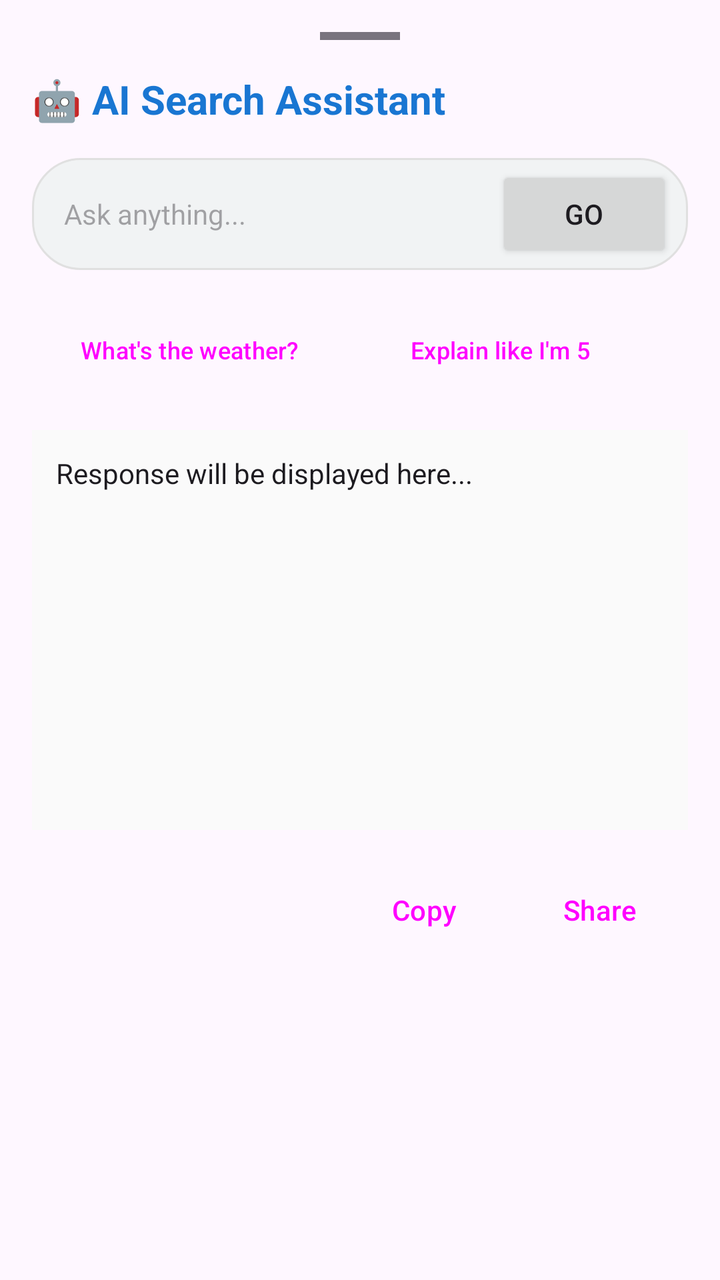
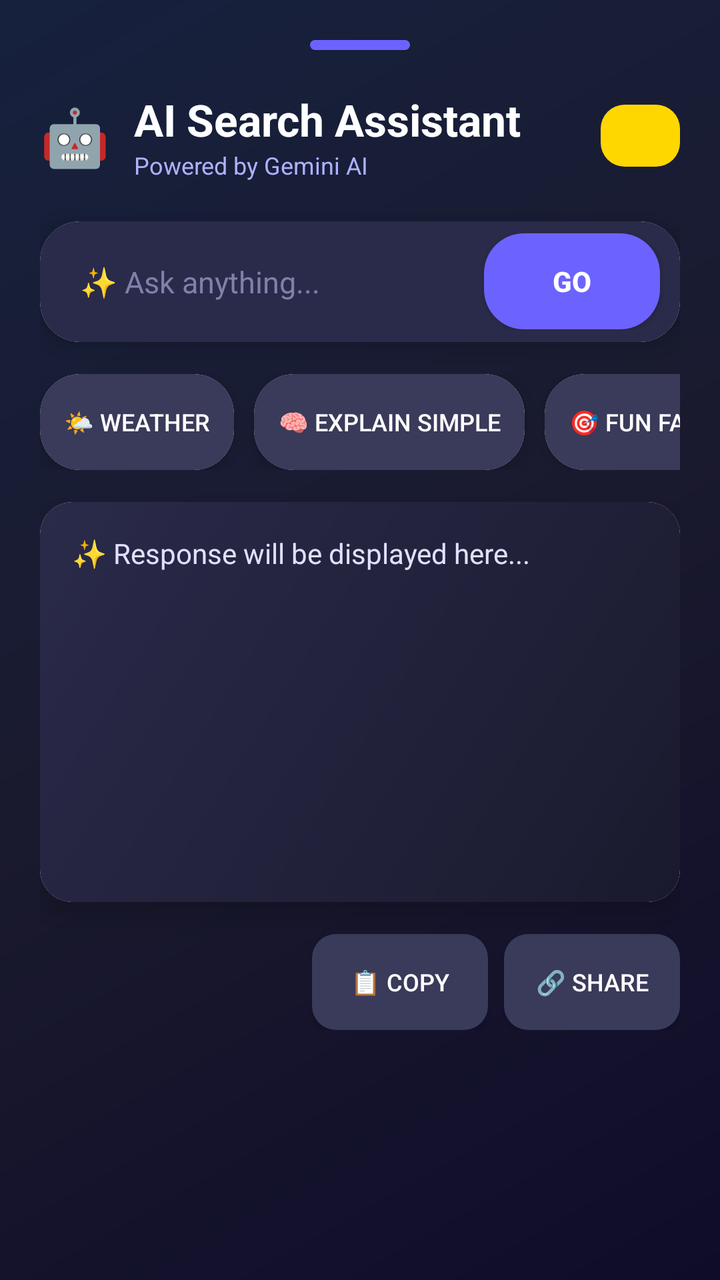

Before-and-after screenshots of an Android layout around one commit, followed by the original layout XML and the change that was made.
<!-- AndroidManifest.xml: application theme Theme.AIBrowser -->
<!-- res/layout/layout_ai_search.xml -->
<?xml version="1.0" encoding="utf-8"?>
<LinearLayout
    xmlns:android="http://schemas.android.com/apk/res/android"
    xmlns:app="http://schemas.android.com/apk/res-auto"
    android:layout_width="match_parent"
    android:layout_height="wrap_content"
    android:orientation="vertical"
    android:padding="16dp"
    android:background="?attr/colorSurface"
    app:behavior_peekHeight="400dp">

    
    <View
        android:layout_width="40dp"
        android:layout_height="4dp"
        android:layout_gravity="center_horizontal"
        android:background="?attr/colorOutline"
        android:layout_marginBottom="16dp" />

    <TextView
        android:layout_width="wrap_content"
        android:layout_height="wrap_content"
        android:text="🤖 AI Search Assistant"
        android:textSize="20sp"
        android:textStyle="bold"
        android:textColor="?attr/colorPrimary"
        android:layout_marginBottom="16dp" />

    
    <LinearLayout
        android:layout_width="match_parent"
        android:layout_height="wrap_content"
        android:orientation="horizontal"
        android:gravity="center_vertical"
        android:background="@drawable/bg_search_bar"
        android:padding="4dp"
        android:layout_marginBottom="16dp">

        <EditText
            android:id="@+id/aiSearchEditText"
            android:layout_width="0dp"
            android:layout_height="wrap_content"
            android:layout_weight="1"
            android:hint="Ask anything..."
            android:background="@android:color/transparent"
            android:padding="12dp"
            android:textSize="14sp"
            android:maxLines="3"
            android:inputType="textMultiLine" />

        <Button
            android:id="@+id/btnSubmitAiSearch"
            android:layout_width="wrap_content"
            android:layout_height="wrap_content"
            android:text="@string/btn_go"
            android:layout_marginEnd="4dp" />
    </LinearLayout>

    
    <HorizontalScrollView
        android:layout_width="match_parent"
        android:layout_height="wrap_content"
        android:scrollbars="none"
        android:layout_marginBottom="16dp">
        <LinearLayout
            android:layout_width="wrap_content"
            android:layout_height="wrap_content"
            android:orientation="horizontal">

            <Button
                android:id="@+id/chipWeather"
                style="@style/Widget.Material3.Button.ElevatedButton"
                android:layout_width="wrap_content"
                android:layout_height="wrap_content"
                android:text="What's the weather?"
                android:layout_marginEnd="8dp"
                android:textSize="12sp" />

            <Button
                android:id="@+id/chipExplain"
                style="@style/Widget.Material3.Button.ElevatedButton"
                android:layout_width="wrap_content"
                android:layout_height="wrap_content"
                android:text="Explain like I'm 5"
                android:layout_marginEnd="8dp"
                android:textSize="12sp" />

            <Button
                android:id="@+id/chipFact"
                style="@style/Widget.Material3.Button.ElevatedButton"
                android:layout_width="wrap_content"
                android:layout_height="wrap_content"
                android:text="Fun Fact of the day"
                android:layout_marginEnd="8dp"
                android:textSize="12sp" />
        </LinearLayout>
    </HorizontalScrollView>

    
    <androidx.core.widget.NestedScrollView
        android:layout_width="match_parent"
        android:layout_height="200dp"
        android:layout_marginBottom="16dp"
        android:background="#FAFAFA"
        android:padding="12dp">
        <LinearLayout
            android:layout_width="match_parent"
            android:layout_height="wrap_content"
            android:orientation="vertical">

            <ProgressBar
                android:id="@+id/loadingProgress"
                android:layout_width="wrap_content"
                android:layout_height="wrap_content"
                android:layout_gravity="center"
                android:visibility="gone" />

            <TextView
                android:id="@+id/aiResponseTextView"
                android:layout_width="match_parent"
                android:layout_height="wrap_content"
                android:text="Response will be displayed here..."
                android:textColor="?attr/colorOnSurface"
                android:textSize="14sp" />
        </LinearLayout>
    </androidx.core.widget.NestedScrollView>

    
    <LinearLayout
        android:layout_width="match_parent"
        android:layout_height="wrap_content"
        android:orientation="horizontal"
        android:gravity="end">

        <Button
            android:id="@+id/btnCopyResponse"
            style="@style/Widget.Material3.Button.TextButton"
            android:layout_width="wrap_content"
            android:layout_height="wrap_content"
            android:text="Copy"
            android:icon="@drawable/ic_share" />

        <Button
            android:id="@+id/btnShareResponse"
            style="@style/Widget.Material3.Button.TextButton"
            android:layout_width="wrap_content"
            android:layout_height="wrap_content"
            android:text="Share"
            android:icon="@drawable/ic_share" />
    </LinearLayout>

</LinearLayout>
<!-- resources referenced by this layout -->
<resources>
  <!-- drawable bg_search_bar (drawable) -->
  <?xml version="1.0" encoding="utf-8"?>
  <shape xmlns:android="http://schemas.android.com/apk/res/android"
      android:shape="rectangle">
      <solid android:color="#F1F3F4" />
      <corners android:radius="24dp" />
      <stroke android:width="1dp" android:color="#E0E0E0" />
  </shape>
  <!-- drawable ic_share (drawable) -->
  <vector xmlns:android="http://schemas.android.com/apk/res/android"
      android:width="24dp"
      android:height="24dp"
      android:viewportWidth="24"
      android:viewportHeight="24">
    <path
        android:fillColor="?attr/colorControlNormal"
        android:pathData="M18,16.08c-.76,0-1.44,.3-1.96,.77L8.91,12.7c.05-.23,.09-.46,.09-.7s-.04-.47-.09-.7l7.05-4.11c.54,.5,1.25,.81,2.04,.81,1.66,0,3-1.34,3-3s-1.34-3-3-3-3,1.34-3,3c0,.24,.04,.47,.09,.7L8.04,9.81C7.5,9.31,6.79,9,6,9c-1.66,0-3,1.34-3,3s1.34,3,3,3c.79,0,1.5-.31,2.04-.81l7.12,4.16c-.05,.21-.08,.43-.08,.65,0,1.61,1.31,2.92,2.92,2.92s2.92-1.31,2.92-2.92-1.31-2.92-2.92-2.92z"/>
  </vector>
  <string name="btn_go">Go</string>
  <style name="Theme.AIBrowser" parent="Theme.Material3.DayNight.NoActionBar">
          <item name="colorPrimary">@color/primary</item>
          <item name="colorOnPrimary">@color/on_primary</item>
          <item name="colorSecondary">@color/secondary</item>
          <item name="colorOnSecondary">@color/on_secondary</item>
          <item name="android:statusBarColor">@color/primary</item>
      </style>
  <color name="primary">#1976D2</color>
  <color name="on_primary">#FFFFFF</color>
  <color name="secondary">#388E3C</color>
  <color name="on_secondary">#FFFFFF</color>
</resources>

<!-- the commit's change to res/layout/layout_ai_search.xml (unified diff, before → after) -->
@@ -5,26 +5,17 @@
     android:layout_width="match_parent"
     android:layout_height="wrap_content"
     android:orientation="vertical"
-    android:padding="16dp"
-    android:background="?attr/colorSurface"
-    app:behavior_peekHeight="400dp">
+    android:padding="20dp"
+    android:background="@drawable/bg_premium_gradient"
+    app:behavior_peekHeight="500dp">
 
     
     <View
-        android:layout_width="40dp"
-        android:layout_height="4dp"
+        android:layout_width="50dp"
+        android:layout_height="5dp"
         android:layout_gravity="center_horizontal"
-        android:background="?attr/colorOutline"
-        android:layout_marginBottom="16dp" />
-
-    <TextView
-        android:layout_width="wrap_content"
-        android:layout_height="wrap_content"
-        android:text="🤖 AI Search Assistant"
-        android:textSize="20sp"
-        android:textStyle="bold"
-        android:textColor="?attr/colorPrimary"
-        android:layout_marginBottom="16dp" />
+        android:background="@drawable/bg_handle_indicator"
+        android:layout_marginBottom="20dp" />
 
     
     <LinearLayout
@@ -32,29 +23,83 @@
         android:layout_height="wrap_content"
         android:orientation="horizontal"
         android:gravity="center_vertical"
-        android:background="@drawable/bg_search_bar"
-        android:padding="4dp"
-        android:layout_marginBottom="16dp">
-
-        <EditText
-            android:id="@+id/aiSearchEditText"
+        android:layout_marginBottom="20dp">
+        <TextView
+            android:layout_width="wrap_content"
+            android:layout_height="wrap_content"
+            android:text="🤖"
+            android:textSize="28sp"
+            android:layout_marginEnd="12dp" />
+        <LinearLayout
             android:layout_width="0dp"
             android:layout_height="wrap_content"
             android:layout_weight="1"
-            android:hint="Ask anything..."
-            android:background="@android:color/transparent"
-            android:padding="12dp"
+            android:orientation="vertical">
+            <TextView
+                android:layout_width="wrap_content"
+                android:layout_height="wrap_content"
+                android:text="AI Search Assistant"
+                android:textSize="22sp"
+                android:textStyle="bold"
+                android:textColor="#FFFFFF" />
+            <TextView
+                android:layout_width="wrap_content"
+                android:layout_height="wrap_content"
+                android:text="Powered by Gemini AI"
+                android:textSize="12sp"
+                android:textColor="#B0B0FF" />
+        </LinearLayout>
+        <TextView
+            android:layout_width="wrap_content"
+            android:layout_height="wrap_content"
+            android:text="PRO"
+            android:textColor="#FFD700"
+            android:textStyle="bold"
             android:textSize="14sp"
-            android:maxLines="3"
-            android:inputType="textMultiLine" />
-
-        <Button
-            android:id="@+id/btnSubmitAiSearch"
-            android:layout_width="wrap_content"
-            android:layout_height="wrap_content"
-            android:text="@string/btn_go"
-            android:layout_marginEnd="4dp" />
+            android:background="@drawable/bg_pro_badge"
+            android:padding="6dp"
+            android:paddingStart="12dp"
+            android:paddingEnd="12dp" />
     </LinearLayout>
+
+    
+    <androidx.cardview.widget.CardView
+        android:layout_width="match_parent"
+        android:layout_height="wrap_content"
+        android:layout_marginBottom="16dp"
+        app:cardCornerRadius="20dp"
+        app:cardElevation="8dp">
+        <LinearLayout
+            android:layout_width="match_parent"
+            android:layout_height="wrap_content"
+            android:orientation="horizontal"
+            android:gravity="center_vertical"
+            android:background="@drawable/bg_search_bar_premium"
+            android:padding="6dp">
+            <EditText
+                android:id="@+id/aiSearchEditText"
+                android:layout_width="0dp"
+                android:layout_height="wrap_content"
+                android:layout_weight="1"
+                android:hint="✨ Ask anything..."
+                android:background="@android:color/transparent"
+                android:padding="14dp"
+                android:textSize="15sp"
+                android:textColor="#FFFFFF"
+                android:textColorHint="#8080AA"
+                android:maxLines="3"
+                android:inputType="textMultiLine" />
+            <Button
+                android:id="@+id/btnSubmitAiSearch"
+                android:layout_width="wrap_content"
+                android:layout_height="wrap_content"
+                android:text="Go"
+                android:background="@drawable/bg_go_button"
+                android:textColor="#FFFFFF"
+                android:textStyle="bold"
+                android:layout_marginEnd="4dp" />
+        </LinearLayout>
+    </androidx.cardview.widget.CardView>
 
     
     <HorizontalScrollView
@@ -66,64 +111,90 @@
             android:layout_width="wrap_content"
             android:layout_height="wrap_content"
             android:orientation="horizontal">
-
-            <Button
-                android:id="@+id/chipWeather"
-                style="@style/Widget.Material3.Button.ElevatedButton"
-                android:layout_width="wrap_content"
-                android:layout_height="wrap_content"
-                android:text="What's the weather?"
-                android:layout_marginEnd="8dp"
-                android:textSize="12sp" />
-
-            <Button
-                android:id="@+id/chipExplain"
-                style="@style/Widget.Material3.Button.ElevatedButton"
-                android:layout_width="wrap_content"
-                android:layout_height="wrap_content"
-                android:text="Explain like I'm 5"
-                android:layout_marginEnd="8dp"
-                android:textSize="12sp" />
-
-            <Button
-                android:id="@+id/chipFact"
-                style="@style/Widget.Material3.Button.ElevatedButton"
-                android:layout_width="wrap_content"
-                android:layout_height="wrap_content"
-                android:text="Fun Fact of the day"
-                android:layout_marginEnd="8dp"
-                android:textSize="12sp" />
+            <androidx.cardview.widget.CardView
+                android:layout_width="wrap_content"
+                android:layout_height="wrap_content"
+                android:layout_marginEnd="10dp"
+                app:cardCornerRadius="20dp"
+                app:cardElevation="6dp">
+                <Button
+                    android:id="@+id/chipWeather"
+                    android:layout_width="wrap_content"
+                    android:layout_height="wrap_content"
+                    android:text="🌤️ Weather"
+                    android:background="@drawable/bg_chip_premium"
+                    android:textColor="#FFFFFF"
+                    android:textSize="12sp"
+                    android:padding="12dp" />
+            </androidx.cardview.widget.CardView>
+            <androidx.cardview.widget.CardView
+                android:layout_width="wrap_content"
+                android:layout_height="wrap_content"
+                android:layout_marginEnd="10dp"
+                app:cardCornerRadius="20dp"
+                app:cardElevation="6dp">
+                <Button
+                    android:id="@+id/chipExplain"
+                    android:layout_width="wrap_content"
+                    android:layout_height="wrap_content"
+                    android:text="🧠 Explain Simple"
+                    android:background="@drawable/bg_chip_premium"
+                    android:textColor="#FFFFFF"
+                    android:textSize="12sp"
+                    android:padding="12dp" />
+            </androidx.cardview.widget.CardView>
+            <androidx.cardview.widget.CardView
+                android:layout_width="wrap_content"
+                android:layout_height="wrap_content"
+                app:cardCornerRadius="20dp"
+                app:cardElevation="6dp">
+                <Button
+                    android:id="@+id/chipFact"
+                    android:layout_width="wrap_content"
+                    android:layout_height="wrap_content"
+                    android:text="🎯 Fun Fact"
+                    android:background="@drawable/bg_chip_premium"
+                    android:textColor="#FFFFFF"
+                    android:textSize="12sp"
+                    android:padding="12dp" />
+            </androidx.cardview.widget.CardView>
         </LinearLayout>
     </HorizontalScrollView>
 
     
-    <androidx.core.widget.NestedScrollView
+    <androidx.cardview.widget.CardView
         android:layout_width="match_parent"
         android:layout_height="200dp"
         android:layout_marginBottom="16dp"
-        android:background="#FAFAFA"
-        android:padding="12dp">
-        <LinearLayout
+        app:cardCornerRadius="16dp"
+        app:cardElevation="8dp">
+        <androidx.core.widget.NestedScrollView
             android:layout_width="match_parent"
-            android:layout_height="wrap_content"
-            android:orientation="vertical">
-
-            <ProgressBar
-                android:id="@+id/loadingProgress"
-                android:layout_width="wrap_content"
-                android:layout_height="wrap_content"
-                android:layout_gravity="center"
-                android:visibility="gone" />
-
-            <TextView
-                android:id="@+id/aiResponseTextView"
+            android:layout_height="match_parent"
+            android:background="@drawable/bg_response_area"
+            android:padding="16dp">
+            <LinearLayout
                 android:layout_width="match_parent"
                 android:layout_height="wrap_content"
-                android:text="Response will be displayed here..."
-                android:textColor="?attr/colorOnSurface"
-                android:textSize="14sp" />
-        </LinearLayout>
-    </androidx.core.widget.NestedScrollView>
+                android:orientation="vertical">
+                <ProgressBar
+                    android:id="@+id/loadingProgress"
+                    android:layout_width="wrap_content"
+                    android:layout_height="wrap_content"
+                    android:layout_gravity="center"
+                    android:visibility="gone"
+                    android:indeterminateTint="#6C63FF" />
+                <TextView
+                    android:id="@+id/aiResponseTextView"
+                    android:layout_width="match_parent"
+                    android:layout_height="wrap_content"
+                    android:text="✨ Response will be displayed here..."
+                    android:textColor="#E0E0FF"
+                    android:textSize="14sp"
+                    android:lineSpacingExtra="4dp" />
+            </LinearLayout>
+        </androidx.core.widget.NestedScrollView>
+    </androidx.cardview.widget.CardView>
 
     
     <LinearLayout
@@ -131,22 +202,23 @@
         android:layout_height="wrap_content"
         android:orientation="horizontal"
         android:gravity="end">
-
         <Button
             android:id="@+id/btnCopyResponse"
-            style="@style/Widget.Material3.Button.TextButton"
-            android:layout_width="wrap_content"
-            android:layout_height="wrap_content"
-            android:text="Copy"
-            android:icon="@drawable/ic_share" />
-
+            android:layout_width="wrap_content"
+            android:layout_height="wrap_content"
+            android:text="📋 Copy"
+            android:background="@drawable/bg_utility_button"
+            android:textColor="#FFFFFF"
+            android:textSize="12sp"
+            android:layout_marginEnd="8dp" />
         <Button
             android:id="@+id/btnShareResponse"
-            style="@style/Widget.Material3.Button.TextButton"
-            android:layout_width="wrap_content"
-            android:layout_height="wrap_content"
-            android:text="Share"
-            android:icon="@drawable/ic_share" />
+            android:layout_width="wrap_content"
+            android:layout_height="wrap_content"
+            android:text="🔗 Share"
+            android:background="@drawable/bg_utility_button"
+            android:textColor="#FFFFFF"
+            android:textSize="12sp" />
     </LinearLayout>
 
 </LinearLayout>
<!-- resource entries referenced after the edit -->
@@ -1,24 +1,61 @@
 <!-- resources referenced by this layout -->
 <resources>
-  <!-- drawable bg_search_bar (drawable) -->
+  <!-- drawable bg_chip_premium (drawable) -->
   <?xml version="1.0" encoding="utf-8"?>
-  <shape xmlns:android="http://schemas.android.com/apk/res/android"
-      android:shape="rectangle">
-      <solid android:color="#F1F3F4" />
-      <corners android:radius="24dp" />
-      <stroke android:width="1dp" android:color="#E0E0E0" />
+  <shape xmlns:android="http://schemas.android.com/apk/res/android">
+      <solid android:color="#3A3A5A" />
+      <corners android:radius="20dp" />
   </shape>
-  <!-- drawable ic_share (drawable) -->
-  <vector xmlns:android="http://schemas.android.com/apk/res/android"
-      android:width="24dp"
-      android:height="24dp"
-      android:viewportWidth="24"
-      android:viewportHeight="24">
-    <path
-        android:fillColor="?attr/colorControlNormal"
-        android:pathData="M18,16.08c-.76,0-1.44,.3-1.96,.77L8.91,12.7c.05-.23,.09-.46,.09-.7s-.04-.47-.09-.7l7.05-4.11c.54,.5,1.25,.81,2.04,.81,1.66,0,3-1.34,3-3s-1.34-3-3-3-3,1.34-3,3c0,.24,.04,.47,.09,.7L8.04,9.81C7.5,9.31,6.79,9,6,9c-1.66,0-3,1.34-3,3s1.34,3,3,3c.79,0,1.5-.31,2.04-.81l7.12,4.16c-.05,.21-.08,.43-.08,.65,0,1.61,1.31,2.92,2.92,2.92s2.92-1.31,2.92-2.92-1.31-2.92-2.92-2.92z"/>
-  </vector>
-  <string name="btn_go">Go</string>
+  <!-- drawable bg_go_button (drawable) -->
+  <?xml version="1.0" encoding="utf-8"?>
+  <shape xmlns:android="http://schemas.android.com/apk/res/android">
+      <solid android:color="#6C63FF" />
+      <corners android:radius="20dp" />
+  </shape>
+  <!-- drawable bg_handle_indicator (drawable) -->
+  <?xml version="1.0" encoding="utf-8"?>
+  <shape xmlns:android="http://schemas.android.com/apk/res/android">
+      <solid android:color="#6C63FF" />
+      <corners android:radius="10dp" />
+  </shape>
+  <!-- drawable bg_premium_gradient (drawable) -->
+  <?xml version="1.0" encoding="utf-8"?>
+  <shape xmlns:android="http://schemas.android.com/apk/res/android">
+      <gradient
+          android:type="linear"
+          android:angle="135"
+          android:startColor="#0F0C29"
+          android:centerColor="#1A1A2E"
+          android:endColor="#16213E" />
+  </shape>
+  <!-- drawable bg_pro_badge (drawable) -->
+  <?xml version="1.0" encoding="utf-8"?>
+  <shape xmlns:android="http://schemas.android.com/apk/res/android">
+      <solid android:color="#FFD700" />
+      <corners android:radius="12dp" />
+  </shape>
+  <!-- drawable bg_response_area (drawable) -->
+  <?xml version="1.0" encoding="utf-8"?>
+  <shape xmlns:android="http://schemas.android.com/apk/res/android">
+      <gradient
+          android:type="linear"
+          android:angle="135"
+          android:startColor="#1A1A2E"
+          android:endColor="#2A2A4A" />
+      <corners android:radius="16dp" />
+  </shape>
+  <!-- drawable bg_search_bar_premium (drawable) -->
+  <?xml version="1.0" encoding="utf-8"?>
+  <shape xmlns:android="http://schemas.android.com/apk/res/android">
+      <solid android:color="#2A2A4A" />
+      <corners android:radius="20dp" />
+  </shape>
+  <!-- drawable bg_utility_button (drawable) -->
+  <?xml version="1.0" encoding="utf-8"?>
+  <shape xmlns:android="http://schemas.android.com/apk/res/android">
+      <solid android:color="#3A3A5A" />
+      <corners android:radius="12dp" />
+  </shape>
   <style name="Theme.AIBrowser" parent="Theme.Material3.DayNight.NoActionBar">
           <item name="colorPrimary">@color/primary</item>
           <item name="colorOnPrimary">@color/on_primary</item>
